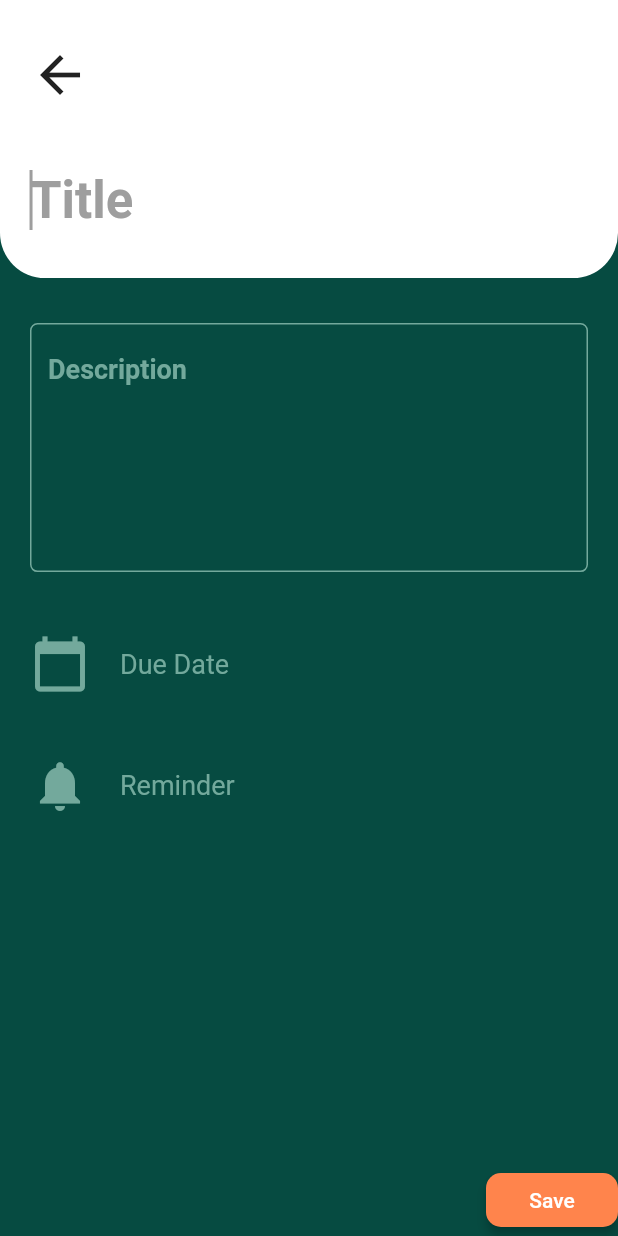
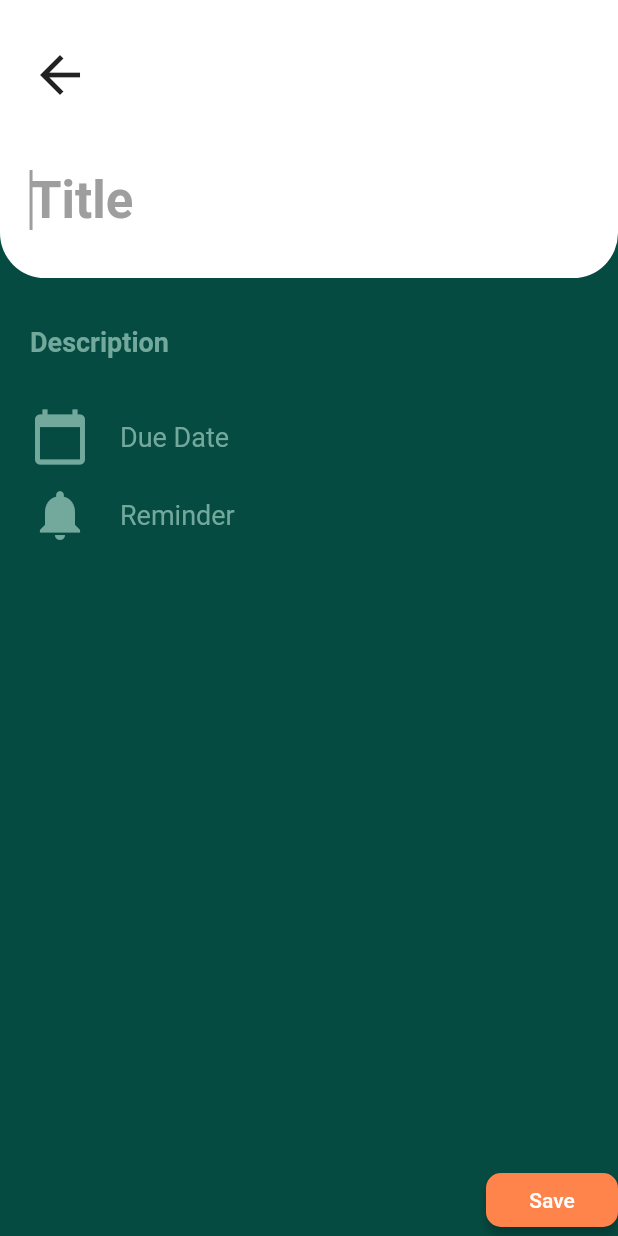
Before and after one commit to RafadanaM/flutter-task-app, a Flutter app: the AddTaskScreen screen opened by its route, on a phone screen of 412 x 824 dp. Run offline on Flutter 3.47's test engine with Material 2 defaults, Android fonts, the phone set to English and light mode, and no system bars.

Commit message:
fix styling

```diff
--- /dev/null
+++ b/lib/config/styles.dart
@@ -0,0 +1,3 @@
+import 'package:flutter/material.dart';
+
+const Color backgroundPrimary = Color(0xffEFF6F4);
--- a/lib/screens/add_task_screen.dart
+++ b/lib/screens/add_task_screen.dart
@@ -71,12 +71,12 @@ class AddTaskScreen extends StatelessWidget {
                 ),
                 Padding(
                   padding:
-                      EdgeInsets.only(left: 20, top: 30, bottom: 20, right: 20),
+                      EdgeInsets.all(20),
                   child: Column(
                     crossAxisAlignment: CrossAxisAlignment.start,
                     children: <Widget>[
                       TextField(
-                        minLines: 6,
+                        minLines: 2,
                         maxLines: 6,
                         style: TextStyle(
                             color: Color(0xFF73A99C),
@@ -84,19 +84,17 @@ class AddTaskScreen extends StatelessWidget {
                             fontSize: 18.0),
                         cursorColor: Colors.grey,
                         decoration: InputDecoration(
-                          border: OutlineInputBorder(
-                            borderRadius: BorderRadius.circular(5),
-                          ),
-                          enabledBorder: OutlineInputBorder(
-                            borderSide: BorderSide(
-                                color: Color(0xFF73A99C), width: 1.0),
-                            borderRadius: BorderRadius.circular(5),
-                          ),
-                          focusedBorder: OutlineInputBorder(
-                            borderSide: BorderSide(
-                                color: Color(0xFF73A99C), width: 1.0),
-                            borderRadius: BorderRadius.circular(5),
-                          ),
+                          border: InputBorder.none,
+                          // enabledBorder: OutlineInputBorder(
+                          //   borderSide: BorderSide(
+                          //       color: Color(0xFF73A99C), width: 1.0),
+                          //   borderRadius: BorderRadius.circular(5),
+                          // ),
+                          // focusedBorder: OutlineInputBorder(
+                          //   borderSide: BorderSide(
+                          //       color: Color(0xFF73A99C), width: 1.0),
+                          //   borderRadius: BorderRadius.circular(5),
+                          // ),
                           hintText: 'Description',
                           hintStyle: TextStyle(
                               color: Color(0xFF73A99C),
@@ -107,9 +105,9 @@ class AddTaskScreen extends StatelessWidget {
                           _description = newDescription;
                         },
                       ),
-                      SizedBox(
-                        height: _height * 0.05,
-                      ),
+                      // SizedBox(
+                      //   height: _height * 0.025,
+                      // ),
                       ClickableIcon(
                         direction: Axis.horizontal,
                         iconData: Icons.calendar_today,
@@ -118,9 +116,9 @@ class AddTaskScreen extends StatelessWidget {
                         titleSize: 18.0,
                         itemSpacing: 20.0,
                       ),
-                      SizedBox(
-                        height: _height * 0.05,
-                      ),
+                      // SizedBox(
+                      //   height: _height * 0.05,
+                      // ),
                       ClickableIcon(
                         direction: Axis.horizontal,
                         iconData: Icons.notifications,
--- a/lib/screens/task_page.dart
+++ b/lib/screens/task_page.dart
@@ -1,6 +1,7 @@
 
 import 'package:flutter/material.dart';
 import 'package:tasks_app/widgets/task_list_view.dart';
+import 'package:tasks_app/config/styles.dart';
 
 class TaskPage extends StatelessWidget {
   static const routeName = '/task';
@@ -9,6 +10,7 @@ class TaskPage extends StatelessWidget {
     double _height = MediaQuery.of(context).size.height;
     double _width = MediaQuery.of(context).size.width;
     return Scaffold(
+      backgroundColor: backgroundPrimary,
       body: Padding(
         padding: EdgeInsets.only(
             top: _height * 0.075, left: _width * 0.05, right: _width * 0.05),
--- a/lib/widgets/clickable_icon.dart
+++ b/lib/widgets/clickable_icon.dart
@@ -20,7 +20,9 @@ class ClickableIcon extends StatelessWidget {
 
   @override
   Widget build(BuildContext context) {
-    return GestureDetector(
+    return Container(
+      margin: EdgeInsets.only(bottom: 12),
+      child: GestureDetector(
         onTap: onTap,
         child: Flex(
           direction: direction,
@@ -45,6 +47,7 @@ class ClickableIcon extends StatelessWidget {
             ),
           ],
         ),
+      ),
     );
   }
 }
--- a/lib/widgets/task_list_tile.dart
+++ b/lib/widgets/task_list_tile.dart
@@ -5,7 +5,7 @@ class TaskListTile extends StatelessWidget {
   final String taskDescription;
   final String date;
   final Function onChanged;
-  final Function onLongPress;
+  final Function onTap;
   final bool isChecked;
 
   TaskListTile(
@@ -14,7 +14,7 @@ class TaskListTile extends StatelessWidget {
       this.date,
       this.isChecked,
       this.onChanged,
-      this.onLongPress});
+      this.onTap});
 
   @override
   Widget build(BuildContext context) {
@@ -32,7 +32,7 @@ class TaskListTile extends StatelessWidget {
         ),
       ),
       isThreeLine: true,
-      onLongPress: onLongPress,
+      onTap: onTap,
       trailing: Theme(
         data: ThemeData(unselectedWidgetColor: Color(0xFF73A99C)),
         child: Checkbox(
--- a/lib/widgets/task_list_view.dart
+++ b/lib/widgets/task_list_view.dart
@@ -41,7 +41,7 @@ class _TaskListViewState extends State<TaskListView> {
                       taskData.tasks[index].toggleCompleted();
                     });
                   },
-                  onLongPress: () {
+                  onTap: () {
                     Navigator.pushNamed(context, TaskDetailScreen.routeName,
                         arguments: taskData.tasks[index]);
                   },
```
Lines whose indentation alone changed are shown as unchanged.
